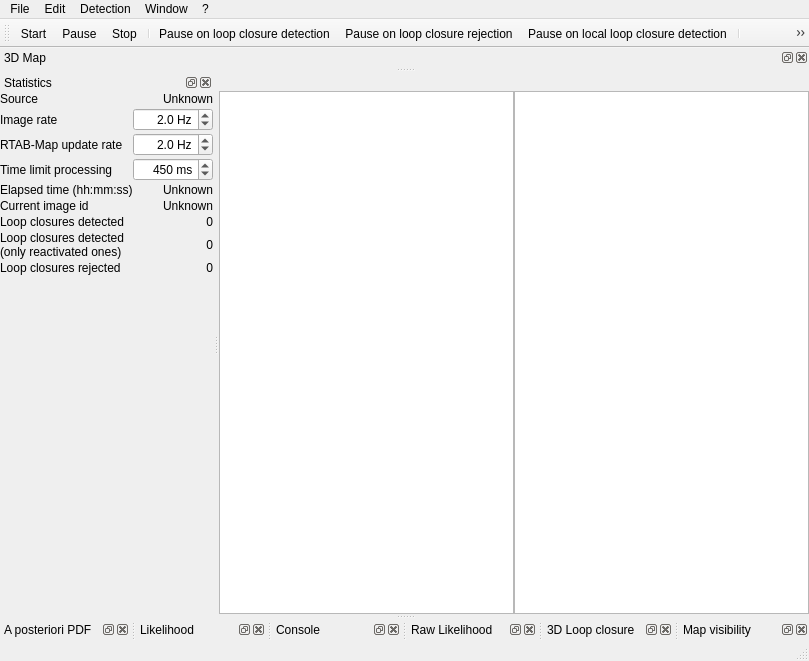
Before: the Qt Designer form guilib/src/ui/mainWindow.ui in introlab/rtabmap, drawn with Qt 5.
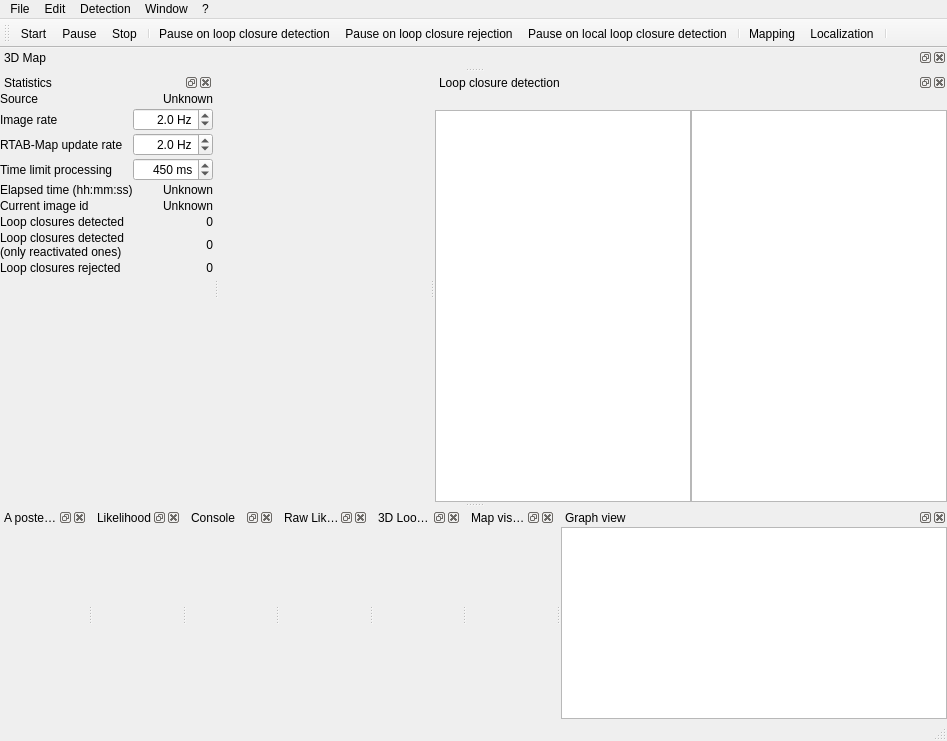
After: the same form once the commit is applied. Icons and pictures are not drawn. Custom widgets are drawn as their Qt base class.

Commit message: New classes: Link and GraphViewer (TORO graph visualization and laser scans occupancy grid) New parameter: RGBD/ToroIterations=100 Rtabmap: added getGraph() method to get TORO poses/link constraints Fixed ICP correspondences ratio over 1 CloudViewer: added frustum culling and camera view up z lock in render(), moving camera using arrow keys, Menu options: Camera far plane clipping, background color DatabaseViewer: added 3D Map view and Graph view MainWindow: Moved main widget (loop closure image status) to a dock widget, added Graph view.

```diff
--- a/guilib/src/ui/mainWindow.ui
+++ b/guilib/src/ui/mainWindow.ui
@@ -6,8 +6,8 @@
    <rect>
     <x>0</x>
     <y>0</y>
-    <width>809</width>
-    <height>661</height>
+    <width>947</width>
+    <height>741</height>
    </rect>
   </property>
   <property name="windowTitle">
@@ -20,88 +20,13 @@
   <property name="dockOptions">
    <set>QMainWindow::AllowNestedDocks|QMainWindow::AllowTabbedDocks|QMainWindow::AnimatedDocks|QMainWindow::VerticalTabs</set>
   </property>
-  <widget class="QWidget" name="centralwidget">
-   <layout class="QHBoxLayout" name="horizontalLayout_3">
-    <property name="spacing">
-     <number>0</number>
-    </property>
-    <property name="margin">
-     <number>0</number>
-    </property>
-    <item>
-     <layout class="QVBoxLayout" name="verticalLayout_2">
-      <property name="spacing">
-       <number>0</number>
-      </property>
-      <item>
-       <widget class="QLabel" name="label_refId">
-        <property name="minimumSize">
-         <size>
-          <width>0</width>
-          <height>18</height>
-         </size>
-        </property>
-        <property name="text">
-         <string/>
-        </property>
-        <property name="alignment">
-         <set>Qt::AlignCenter</set>
-        </property>
-       </widget>
-      </item>
-      <item>
-       <widget class="rtabmap::ImageView" name="imageView_source">
-        <property name="verticalScrollBarPolicy">
-         <enum>Qt::ScrollBarAlwaysOff</enum>
-        </property>
-        <property name="horizontalScrollBarPolicy">
-         <enum>Qt::ScrollBarAlwaysOff</enum>
-        </property>
-       </widget>
-      </item>
-     </layout>
-    </item>
-    <item>
-     <layout class="QVBoxLayout" name="verticalLayout">
-      <property name="spacing">
-       <number>0</number>
-      </property>
-      <item>
-       <widget class="QLabel" name="label_matchId">
-        <property name="minimumSize">
-         <size>
-          <width>0</width>
-          <height>18</height>
-         </size>
-        </property>
-        <property name="text">
-         <string/>
-        </property>
-        <property name="alignment">
-         <set>Qt::AlignCenter</set>
-        </property>
-       </widget>
-      </item>
-      <item>
-       <widget class="rtabmap::ImageView" name="imageView_loopClosure">
-        <property name="verticalScrollBarPolicy">
-         <enum>Qt::ScrollBarAlwaysOff</enum>
-        </property>
-        <property name="horizontalScrollBarPolicy">
-         <enum>Qt::ScrollBarAlwaysOff</enum>
-        </property>
-       </widget>
-      </item>
-     </layout>
-    </item>
-   </layout>
-  </widget>
+  <widget class="QWidget" name="widget_mainWindow"/>
   <widget class="QMenuBar" name="menubar">
    <property name="geometry">
     <rect>
      <x>0</x>
      <y>0</y>
-     <width>809</width>
+     <width>947</width>
      <height>25</height>
     </rect>
    </property>
@@ -642,6 +567,111 @@
     </layout>
    </widget>
   </widget>
+  <widget class="QDockWidget" name="dockWidget_graphViewer">
+   <property name="windowTitle">
+    <string>Graph view</string>
+   </property>
+   <attribute name="dockWidgetArea">
+    <number>8</number>
+   </attribute>
+   <widget class="QWidget" name="dockWidgetContents_9">
+    <layout class="QVBoxLayout" name="verticalLayout_10">
+     <property name="spacing">
+      <number>0</number>
+     </property>
+     <property name="margin">
+      <number>0</number>
+     </property>
+     <item>
+      <widget class="rtabmap::GraphViewer" name="graphicsView_graphView"/>
+     </item>
+    </layout>
+   </widget>
+  </widget>
+  <widget class="QDockWidget" name="dockWidget_imageView">
+   <property name="windowTitle">
+    <string>Loop closure detection</string>
+   </property>
+   <attribute name="dockWidgetArea">
+    <number>2</number>
+   </attribute>
+   <widget class="QWidget" name="layout_imageview">
+    <layout class="QHBoxLayout" name="horizontalLayout_2">
+     <property name="spacing">
+      <number>0</number>
+     </property>
+     <property name="margin">
+      <number>0</number>
+     </property>
+     <item>
+      <layout class="QVBoxLayout" name="verticalLayout_2">
+       <property name="spacing">
+        <number>0</number>
+       </property>
+       <item>
+        <widget class="QLabel" name="label_refId">
+         <property name="minimumSize">
+          <size>
+           <width>0</width>
+           <height>18</height>
+          </size>
+         </property>
+         <property name="text">
+          <string/>
+         </property>
+         <property name="alignment">
+          <set>Qt::AlignCenter</set>
+         </property>
+        </widget>
+       </item>
+       <item>
+        <widget class="rtabmap::ImageView" name="imageView_source">
+         <property name="verticalScrollBarPolicy">
+          <enum>Qt::ScrollBarAlwaysOff</enum>
+         </property>
+         <property name="horizontalScrollBarPolicy">
+          <enum>Qt::ScrollBarAlwaysOff</enum>
+         </property>
+        </widget>
+       </item>
+      </layout>
+     </item>
+     <item>
+      <layout class="QVBoxLayout" name="verticalLayout">
+       <property name="spacing">
+        <number>0</number>
+       </property>
+       <item>
+        <widget class="QLabel" name="label_matchId">
+         <property name="minimumSize">
+          <size>
+           <width>0</width>
+           <height>18</height>
+          </size>
+         </property>
+         <property name="text">
+          <string/>
+         </property>
+         <property name="alignment">
+          <set>Qt::AlignCenter</set>
+         </property>
+        </widget>
+       </item>
+       <item>
+        <widget class="rtabmap::ImageView" name="imageView_loopClosure">
+         <property name="verticalScrollBarPolicy">
+          <enum>Qt::ScrollBarAlwaysOff</enum>
+         </property>
+         <property name="horizontalScrollBarPolicy">
+          <enum>Qt::ScrollBarAlwaysOff</enum>
+         </property>
+        </widget>
+       </item>
+      </layout>
+     </item>
+    </layout>
+   </widget>
+  </widget>
   <action name="actionExit">
    <property name="text">
     <string>Exit</string>
@@ -979,6 +1009,11 @@
    <header>MapVisibilityWidget.h</header>
    <container>1</container>
   </customwidget>
+  <customwidget>
+   <class>rtabmap::GraphViewer</class>
+   <extends>QGraphicsView</extends>
+   <header>GraphViewer.h</header>
+  </customwidget>
  </customwidgets>
  <resources>
   <include location="../GuiLib.qrc"/>
```
Left out of the diff: 13 changed lines with no effect on the pictures. The commit also changes 26 other files.
